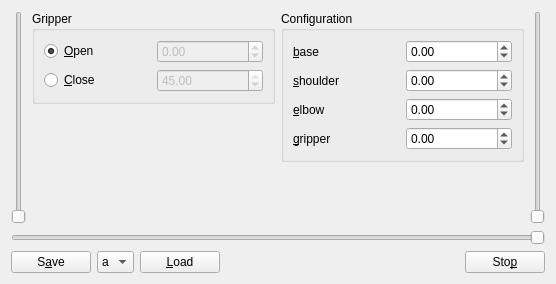
Above: sainsmartwidget.ui from wedesoft/arduino-sainsmart before the change. Below: the same form after it.
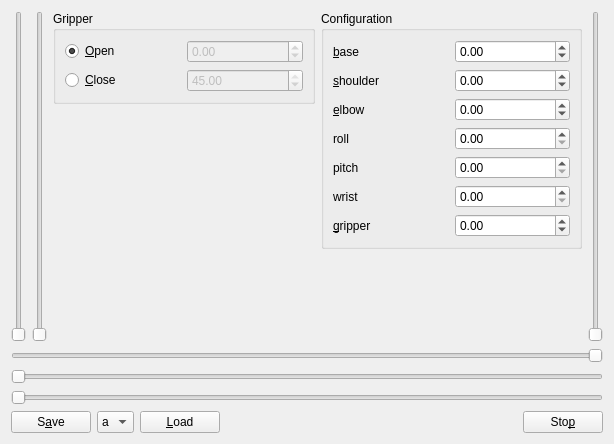
That is the form after the change.

```diff
--- a/sainsmartwidget.ui
+++ b/sainsmartwidget.ui
@@ -6,8 +6,8 @@
    <rect>
     <x>0</x>
     <y>0</y>
-    <width>556</width>
-    <height>284</height>
+    <width>614</width>
+    <height>444</height>
    </rect>
   </property>
   <property name="windowTitle">
@@ -32,6 +32,13 @@
        </property>
       </widget>
      </item>
+     <item>
+      <widget class="QSlider" name="pitchSlider">
+       <property name="orientation">
+        <enum>Qt::Vertical</enum>
+       </property>
+      </widget>
+     </item>
      <item>
       <layout class="QVBoxLayout" name="verticalLayout">
        <item>
@@ -112,15 +119,8 @@
           <string>Configuration</string>
          </property>
          <layout class="QGridLayout" name="gridLayout_2">
-          <item row="0" column="0">
-           <widget class="QLabel" name="baseLabel">
-            <property name="text">
-             <string>&amp;base</string>
-            </property>
-            <property name="buddy">
-             <cstring>baseSpin</cstring>
-            </property>
-           </widget>
+          <item row="3" column="1">
+           <widget class="QDoubleSpinBox" name="rollSpin"/>
           </item>
           <item row="0" column="1">
            <widget class="QDoubleSpinBox" name="baseSpin">
@@ -132,6 +132,33 @@
             </property>
            </widget>
           </item>
+          <item row="5" column="0">
+           <widget class="QLabel" name="wristLabel">
+            <property name="text">
+             <string>wrist</string>
+            </property>
+           </widget>
+          </item>
+          <item row="1" column="1">
+           <widget class="QDoubleSpinBox" name="shoulderSpin">
+            <property name="minimum">
+             <double>-90.000000000000000</double>
+            </property>
+            <property name="maximum">
+             <double>90.000000000000000</double>
+            </property>
+           </widget>
+          </item>
+          <item row="5" column="1">
+           <widget class="QDoubleSpinBox" name="wristSpin"/>
+          </item>
+          <item row="4" column="0">
+           <widget class="QLabel" name="pitchLabel">
+            <property name="text">
+             <string>pitch</string>
+            </property>
+           </widget>
+          </item>
           <item row="1" column="0">
            <widget class="QLabel" name="shoulderLabel">
             <property name="text">
@@ -142,8 +169,11 @@
             </property>
            </widget>
           </item>
-          <item row="1" column="1">
-           <widget class="QDoubleSpinBox" name="shoulderSpin">
+          <item row="4" column="1">
+           <widget class="QDoubleSpinBox" name="pitchSpin"/>
+          </item>
+          <item row="2" column="1">
+           <widget class="QDoubleSpinBox" name="elbowSpin">
             <property name="minimum">
              <double>-90.000000000000000</double>
             </property>
@@ -162,17 +192,7 @@
             </property>
            </widget>
           </item>
-          <item row="2" column="1">
-           <widget class="QDoubleSpinBox" name="elbowSpin">
-            <property name="minimum">
-             <double>-90.000000000000000</double>
-            </property>
-            <property name="maximum">
-             <double>90.000000000000000</double>
-            </property>
-           </widget>
-          </item>
-          <item row="3" column="0">
+          <item row="6" column="0">
            <widget class="QLabel" name="gripperLabel">
             <property name="text">
              <string>&amp;gripper</string>
@@ -182,7 +202,7 @@
             </property>
            </widget>
           </item>
-          <item row="3" column="1">
+          <item row="6" column="1">
            <widget class="QDoubleSpinBox" name="gripperSpin">
             <property name="minimum">
              <double>-90.000000000000000</double>
@@ -192,6 +212,23 @@
             </property>
            </widget>
           </item>
+          <item row="3" column="0">
+           <widget class="QLabel" name="rollLabel">
+            <property name="text">
+             <string>roll</string>
+            </property>
+           </widget>
+          </item>
+          <item row="0" column="0">
+           <widget class="QLabel" name="baseLabel">
+            <property name="text">
+             <string>&amp;base</string>
+            </property>
+            <property name="buddy">
+             <cstring>baseSpin</cstring>
+            </property>
+           </widget>
+          </item>
          </layout>
         </widget>
        </item>
@@ -247,6 +284,20 @@
      </property>
     </widget>
    </item>
+   <item>
+    <widget class="QSlider" name="rollSlider">
+     <property name="orientation">
+      <enum>Qt::Horizontal</enum>
+     </property>
+    </widget>
+   </item>
+   <item>
+    <widget class="QSlider" name="wristSlider">
+     <property name="orientation">
+      <enum>Qt::Horizontal</enum>
+     </property>
+    </widget>
+   </item>
    <item>
     <layout class="QHBoxLayout" name="horizontalLayout">
      <item>
```
